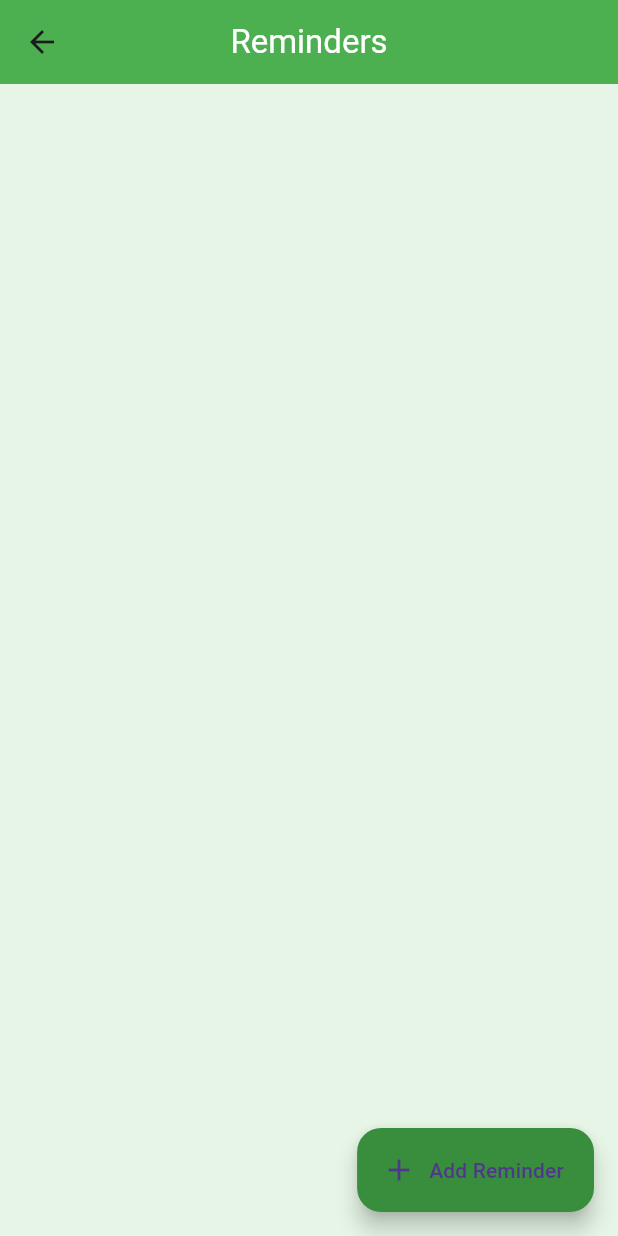
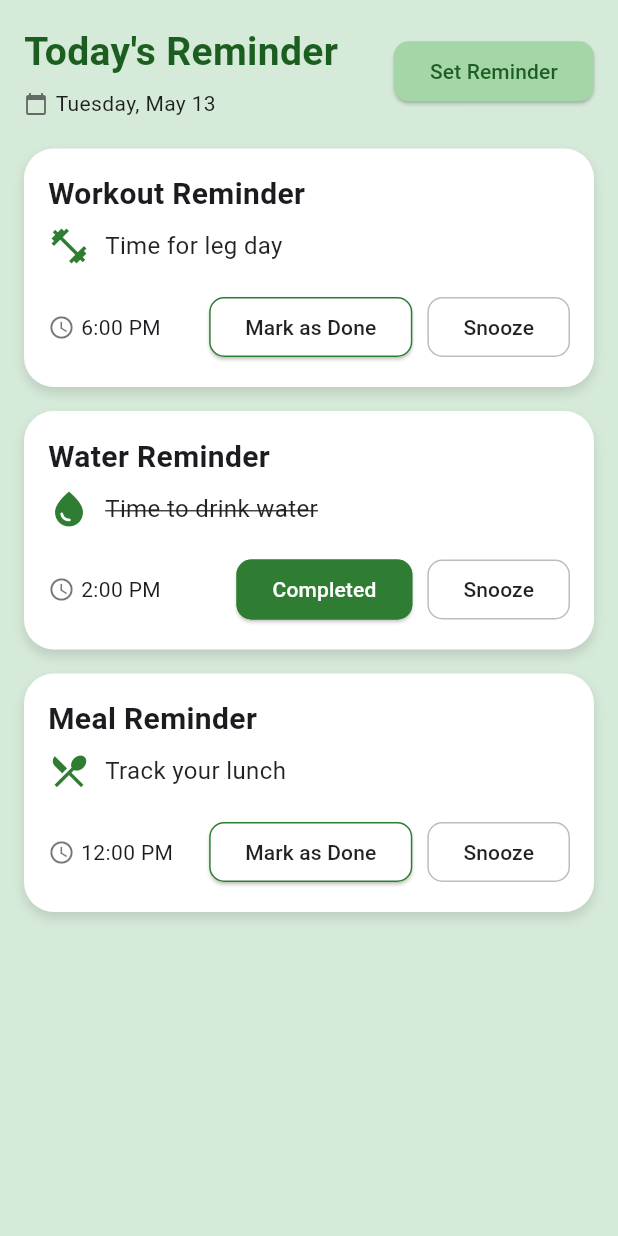
Before and after one commit to Smartwayze-Fitness-App/fitness-app, a Flutter app: the screen it shows after launch, after a tap on the "notifications" icon, on a phone screen of 412 x 824 dp. Run offline on Flutter 3.47's test engine with Material 3 defaults, Android fonts, the phone set to English and light mode, and no system bars; our stand-ins replace fl_chart, shared_preferences.

Commit message:
reminder_screen.dart

```diff
--- a/home_reminder/lib/reminder_screen.dart
+++ b/home_reminder/lib/reminder_screen.dart
@@ -1,103 +1,93 @@
 import 'package:flutter/material.dart';
-import 'package:shared_preferences/shared_preferences.dart';
-import 'dart:convert';
+import 'package:intl/intl.dart';
+
+void main() {
+  runApp(ReminderApp());
+}
+
+class ReminderApp extends StatelessWidget {
+  @override
+  Widget build(BuildContext context) {
+    return MaterialApp(
+      home: ReminderScreen(),
+      debugShowCheckedModeBanner: false,
+    );
+  }
+}
+
+class Reminder {
+  String title;
+  String subtitle;
+  TimeOfDay time;
+  bool completed;
+
+  Reminder({
+    required this.title,
+    required this.subtitle,
+    required this.time,
+    this.completed = false,
+  });
+}
 
 class ReminderScreen extends StatefulWidget {
-  const ReminderScreen({super.key});
-
   @override
-  State<ReminderScreen> createState() => _ReminderScreenState();
+  _ReminderScreenState createState() => _ReminderScreenState();
 }
 
 class _ReminderScreenState extends State<ReminderScreen> {
-  List<Map<String, dynamic>> reminders = [];
+  List<Reminder> reminders = [
+    Reminder(title: 'Workout Reminder', subtitle: 'Time for leg day', time: TimeOfDay(hour: 18, minute: 0)),
+    Reminder(title: 'Water Reminder', subtitle: 'Time to drink water', time: TimeOfDay(hour: 14, minute: 0), completed: true),
+    Reminder(title: 'Meal Reminder', subtitle: 'Track your lunch', time: TimeOfDay(hour: 12, minute: 0)),
+  ];
 
-  @override
-  void initState() {
-    super.initState();
-    _loadReminders();
+  void _toggleCompletion(int index) {
+    setState(() {
+      reminders[index].completed = !reminders[index].completed;
+    });
   }
 
-  Future<void> _loadReminders() async {
-    final prefs = await SharedPreferences.getInstance();
-    final String? data = prefs.getString('reminders');
-    if (data != null) {
-      setState(() {
-        reminders = List<Map<String, dynamic>>.from(json.decode(data));
-      });
-    } else {
-      // Default values
-      reminders = [
-        {
-          "title": "Workout Reminder",
-          "time": "07:00 AM",
-          "icon": Icons.fitness_center.codePoint,
-          "color": Colors.green.value
-        },
-        {
-          "title": "Water Reminder",
-          "time": "Every 2 hrs",
-          "icon": Icons.local_drink.codePoint,
-          "color": Colors.blue.value
-        },
-      ];
-      _saveReminders();
-    }
-  }
-
-  Future<void> _saveReminders() async {
-    final prefs = await SharedPreferences.getInstance();
-    await prefs.setString('reminders', json.encode(reminders));
-  }
-
-  void _addReminder(String title, String time) {
+  void _addReminder(String title, String subtitle, TimeOfDay time) {
     setState(() {
-      reminders.add({
-        "title": title,
-        "time": time,
-        "icon": Icons.alarm.codePoint,
-        "color": Colors.purple.value,
-      });
+      reminders.add(Reminder(title: title, subtitle: subtitle, time: time));
     });
-    _saveReminders();
   }
 
   void _showAddReminderDialog() {
     final titleController = TextEditingController();
-    final timeController = TextEditingController();
+    final subtitleController = TextEditingController();
+    TimeOfDay selectedTime = TimeOfDay.now();
 
     showDialog(
       context: context,
       builder: (context) => AlertDialog(
-        title: const Text("Add Reminder"),
+        title: Text("Set Reminder"),
         content: Column(
           mainAxisSize: MainAxisSize.min,
           children: [
-            TextField(
-              controller: titleController,
-              decoration: const InputDecoration(labelText: 'Reminder Title'),
-            ),
-            TextField(
-              controller: timeController,
-              decoration: const InputDecoration(labelText: 'Time or Frequency'),
+            TextField(controller: titleController, decoration: InputDecoration(labelText: "Title")),
+            TextField(controller: subtitleController, decoration: InputDecoration(labelText: "Description")),
+            SizedBox(height: 10),
+            ElevatedButton(
+              onPressed: () async {
+                TimeOfDay? picked = await showTimePicker(
+                  context: context,
+                  initialTime: selectedTime,
+                );
+                if (picked != null) selectedTime = picked;
+              },
+              child: Text("Pick Time"),
             ),
           ],
         ),
         actions: [
           TextButton(
-            onPressed: () => Navigator.pop(context),
-            child: const Text("Cancel"),
-          ),
-          ElevatedButton(
             onPressed: () {
-              if (titleController.text.isNotEmpty &&
-                  timeController.text.isNotEmpty) {
-                _addReminder(titleController.text, timeController.text);
-                Navigator.pop(context);
-              }
+              Navigator.of(context).pop();
+              _addReminder(titleController.text, subtitleController.text, selectedTime);
             },
-            child: const Text("Add"),
-          ),
+            child: Text("Add"),
+          )
         ],
       ),
     );
@@ -105,92 +95,129 @@ class _ReminderScreenState extends State<ReminderScreen> {
 
   @override
   Widget build(BuildContext context) {
+    String today = DateFormat('EEEE, MMMM d').format(DateTime.now());
+
     return Scaffold(
-      backgroundColor: const Color(0xFFE6F5E6),
-      appBar: AppBar(
-        backgroundColor: Colors.green,
-        title: const Text("Reminders", style: TextStyle(color: Colors.white)),
-        centerTitle: true,
-      ),
+      backgroundColor: Color(0xFFD6EAD9),
       body: Padding(
         padding: const EdgeInsets.all(16),
-        child: ListView.separated(
-          itemCount: reminders.length,
-          separatorBuilder: (_, __) => const SizedBox(height: 12),
-          itemBuilder: (context, index) {
-            final item = reminders[index];
-            return ReminderCard(
-              title: item["title"],
-              time: item["time"],
-              icon: IconData(item["icon"], fontFamily: 'MaterialIcons'),
-              iconColor: Color(item["color"]),
-            );
-          },
+        child: ListView(
+          children: [
+            Row(
+              mainAxisAlignment: MainAxisAlignment.spaceBetween,
+              children: [
+                Column(
+                  crossAxisAlignment: CrossAxisAlignment.start,
+                  children: [
+                    Text("Today's Reminder", style: TextStyle(fontSize: 26, fontWeight: FontWeight.bold, color: Colors.green.shade900)),
+                    SizedBox(height: 6),
+                    Row(
+                      children: [
+                        Icon(Icons.calendar_today, size: 16, color: Colors.black54),
+                        SizedBox(width: 5),
+                        Text(today, style: TextStyle(fontSize: 14, color: Colors.black87)),
+                      ],
+                    ),
+                  ],
+                ),
+                ElevatedButton(
+                  onPressed: _showAddReminderDialog,
+                  style: ElevatedButton.styleFrom(
+                    backgroundColor: Colors.green.shade200,
+                    shape: RoundedRectangleBorder(borderRadius: BorderRadius.circular(10)),
+                  ),
+                  child: Text("Set Reminder", style: TextStyle(color: Colors.green.shade900)),
+                ),
+              ],
+            ),
+            SizedBox(height: 20),
+            ...reminders.asMap().entries.map((entry) {
+              int index = entry.key;
+              Reminder reminder = entry.value;
+
+              IconData iconData;
+              switch (reminder.title) {
+                case 'Workout Reminder':
+                  iconData = Icons.fitness_center;
+                  break;
+                case 'Water Reminder':
+                  iconData = Icons.water_drop;
+                  break;
+                case 'Meal Reminder':
+                  iconData = Icons.restaurant_menu;
+                  break;
+                default:
+                  iconData = Icons.alarm;
+              }
+
+              return Container(
+                margin: EdgeInsets.only(bottom: 16),
+                padding: EdgeInsets.all(16),
+                decoration: BoxDecoration(
+                  color: Colors.white,
+                  borderRadius: BorderRadius.circular(20),
+                  boxShadow: [BoxShadow(color: Colors.black12, blurRadius: 6, offset: Offset(0, 4))],
+                ),
+                child: Column(
+                  crossAxisAlignment: CrossAxisAlignment.start,
+                  children: [
+                    Text(reminder.title, style: TextStyle(fontSize: 20, fontWeight: FontWeight.bold)),
+                    SizedBox(height: 6),
+                    Row(
+                      children: [
+                        Icon(iconData, color: Colors.green.shade800, size: 28),
+                        SizedBox(width: 10),
+                        Expanded(
+                          child: Text(
+                            reminder.subtitle,
+                            style: TextStyle(
+                              fontSize: 16,
+                              color: Colors.black87,
+                              decoration: reminder.completed ? TextDecoration.lineThrough : TextDecoration.none,
+                            ),
+                          ),
+                        ),
+                      ],
+                    ),
+                    SizedBox(height: 16),
+                    Row(
+                      children: [
+                        Icon(Icons.access_time, size: 18, color: Colors.black54),
+                        SizedBox(width: 4),
+                        Text(reminder.time.format(context), style: TextStyle(fontSize: 14)),
+                        Spacer(),
+                        ElevatedButton(
+                          onPressed: () => _toggleCompletion(index),
+                          style: ElevatedButton.styleFrom(
+                            backgroundColor: reminder.completed ? Colors.green.shade800 : Colors.white,
+                            side: BorderSide(color: Colors.green.shade800),
+                            shape: RoundedRectangleBorder(borderRadius: BorderRadius.circular(10)),
+                          ),
+                          child: Text(
+                            reminder.completed ? "Completed" : "Mark as Done",
+                            style: TextStyle(color: reminder.completed ? Colors.white : Colors.black87),
+                          ),
+                        ),
+                        SizedBox(width: 10),
+                        OutlinedButton(
+                          onPressed: () {
+                            ScaffoldMessenger.of(context).showSnackBar(SnackBar(content: Text("Snoozed")));
+                          },
+                          style: OutlinedButton.styleFrom(
+                            side: BorderSide(color: Colors.grey.shade400),
+                            shape: RoundedRectangleBorder(borderRadius: BorderRadius.circular(10)),
+                          ),
+                          child: Text("Snooze", style: TextStyle(color: Colors.black87)),
+                        ),
+                      ],
+                    ),
+                  ],
+                ),
+              );
+            }),
+          ],
         ),
-      ),
-      floatingActionButton: FloatingActionButton.extended(
-        onPressed: _showAddReminderDialog,
-        icon: const Icon(Icons.add),
-        label: const Text("Add Reminder"),
-        backgroundColor: Colors.green.shade700,
       ),
     );
   }
 }
-
-class ReminderCard extends StatelessWidget {
-  final String title;
-  final String time;
-  final IconData icon;
-  final Color iconColor;
-
-  const ReminderCard({
-    super.key,
-    required this.title,
-    required this.time,
-    required this.icon,
-    required this.iconColor,
-  });
-
-  @override
-  Widget build(BuildContext context) {
-    return Container(
-      height: 80,
-      padding: const EdgeInsets.symmetric(horizontal: 16),
-      decoration: BoxDecoration(
-        color: Colors.white,
-        borderRadius: BorderRadius.circular(16),
-        boxShadow: const [
-          BoxShadow(
-            color: Colors.black12,
-            blurRadius: 8,
-            offset: Offset(0, 3),
-          ),
-        ],
-      ),
-      child: Row(
-        children: [
-          CircleAvatar(
-            backgroundColor: iconColor.withOpacity(0.2),
-            child: Icon(icon, color: iconColor),
-          ),
-          const SizedBox(width: 16),
-          Expanded(
-            child: Column(
-              mainAxisAlignment: MainAxisAlignment.center,
-              crossAxisAlignment: CrossAxisAlignment.start,
-              children: [
-                Text(title,
-                    style: const TextStyle(
-                        fontSize: 16, fontWeight: FontWeight.w600)),
-                const SizedBox(height: 4),
-                Text(time, style: const TextStyle(color: Colors.grey)),
-              ],
-            ),
-          ),
-          const Icon(Icons.arrow_forward_ios, size: 16, color: Colors.grey),
-        ],
-      ),
-    );
-  }
-}
```
